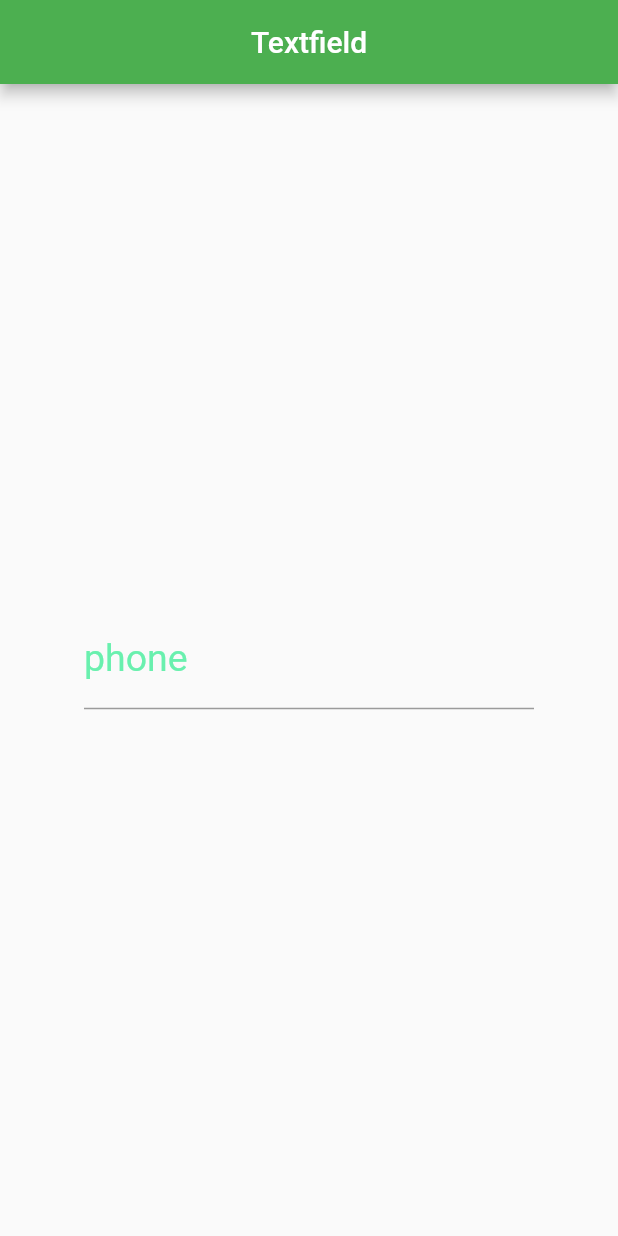
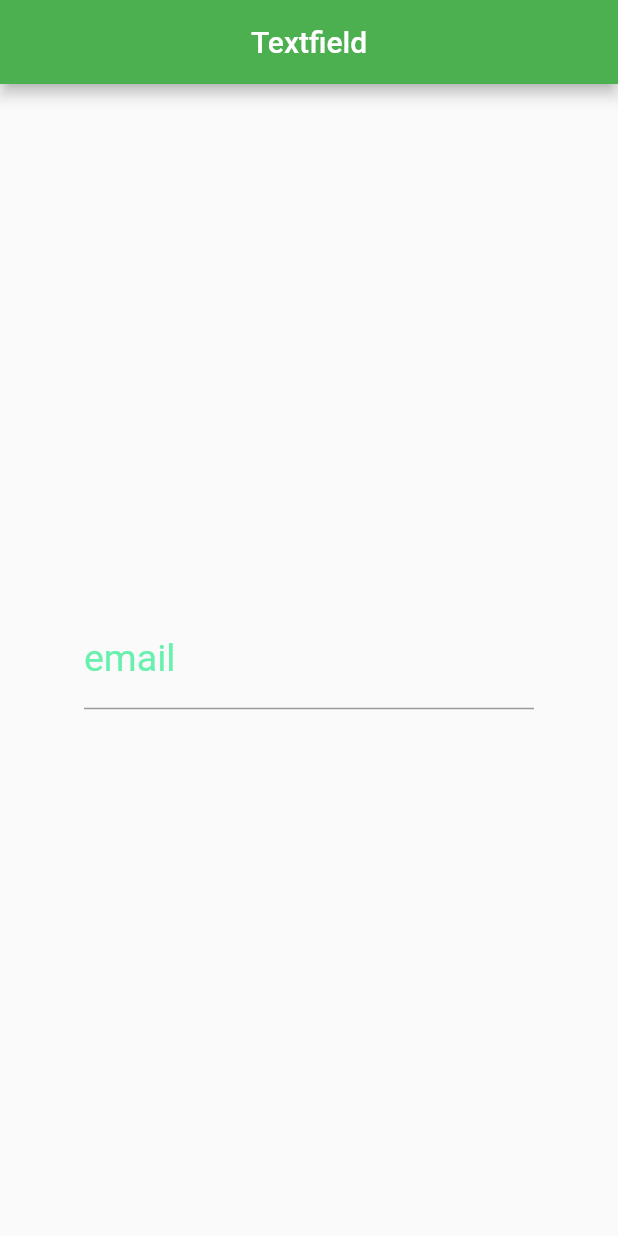
Before and after one commit to kaizer111/flutter_widgets, a Flutter app: the screen it shows after launch, on a phone screen of 412 x 824 dp. Run offline on Flutter 3.47's test engine with Material 2 defaults, Android fonts, the phone set to English and light mode, and no system bars.

Commit message:
Textfieldform emailaddress

```diff
--- a/lib/screens/textfieldscreen.dart
+++ b/lib/screens/textfieldscreen.dart
@@ -15,9 +15,9 @@ class TextfieldScreen extends StatelessWidget {
         child: SizedBox(
           width: 300,
           child: TextFormField(
-            keyboardType: TextInputType.number,
+            keyboardType: TextInputType.emailAddress,
             decoration: InputDecoration(
-                labelText: 'phone',
+                labelText: 'email',
               labelStyle: TextStyle(fontSize: 25,color: Colors.greenAccent,),
               // enabledBorder: OutlineInputBorder(
               //   borderSide: BorderSide(color: Colors.green,style: BorderStyle.solid,width: 1.5,),
```
